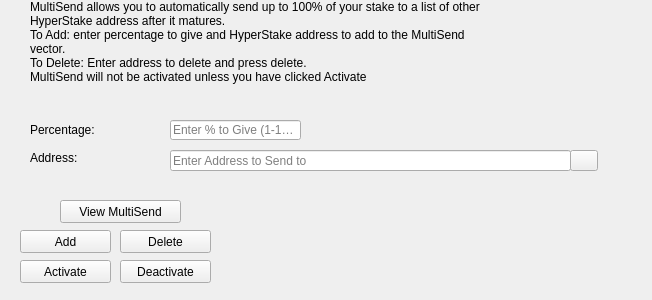
Old version of the form src/qt/forms/charitydialog.ui in the repository vladfilimon/HyperStake.
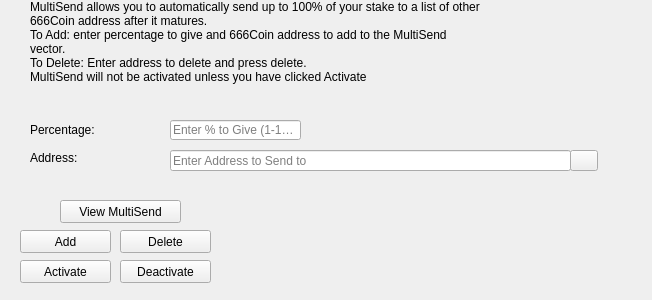
New version of the form. Icons and pictures are not drawn.

Commit message: Initial HyperStake fork changes

Patch:
```diff
--- a/src/qt/forms/charitydialog.ui
+++ b/src/qt/forms/charitydialog.ui
@@ -61,8 +61,8 @@
     <number>1</number>
    </property>
    <property name="text">
-    <string>MultiSend allows you to automatically send up to 100% of your stake to a list of other HyperStake address after it matures.
-To Add: enter percentage to give and HyperStake address to add to the MultiSend vector. 
+    <string>MultiSend allows you to automatically send up to 100% of your stake to a list of other 666Coin address after it matures.
+To Add: enter percentage to give and 666Coin address to add to the MultiSend vector.
 To Delete: Enter address to delete and press delete.
 MultiSend will not be activated unless you have clicked Activate</string>
    </property>
```
The commit also changes 46 other files.
